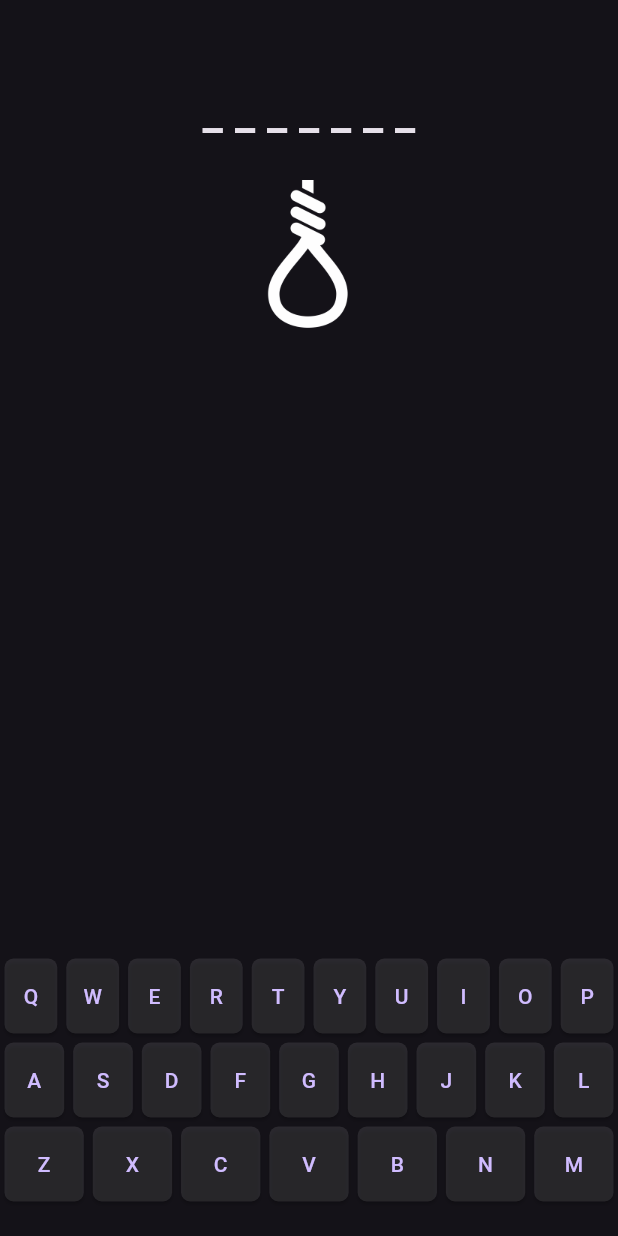
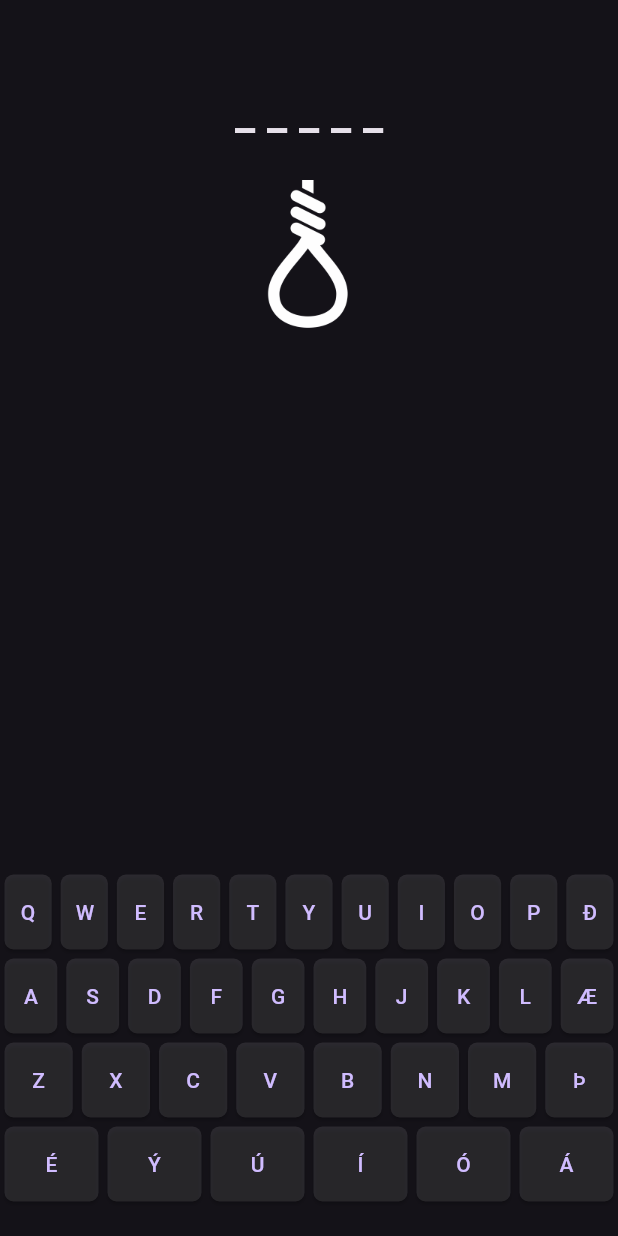
Before and after one commit to edvaldatli/hangman_app, a Flutter app: the screen it shows after launch, after a tap on "Start!", on a phone screen of 412 x 824 dp. Run offline on Flutter 3.47's test engine with Material 2 defaults, Android fonts, the phone set to English and light mode, and no system bars.

Commit message:
dart fix & added temporary icelandic characters

```diff
--- a/hangman_app/lib/main.dart
+++ b/hangman_app/lib/main.dart
@@ -10,7 +10,6 @@ void main() {
 class MyApp extends StatelessWidget {
   const MyApp({super.key});
 
-  // This widget is the root of your application.
   @override
   Widget build(BuildContext context) {
     return MaterialApp(
@@ -20,7 +19,7 @@ class MyApp extends StatelessWidget {
         useMaterial3: true,
         brightness: Brightness.dark
       ),
-      home: HomeView(initialDifficulty: DifficultyLevel.Intermediate, initialLanguage: Language.English)
+      home: const HomeView(initialDifficulty: DifficultyLevel.Intermediate, initialLanguage: Language.Icelandic)
     );
   }
 }
--- a/hangman_app/lib/views/hangman.dart
+++ b/hangman_app/lib/views/hangman.dart
@@ -7,20 +7,20 @@ import 'package:hangman_app/models/difficulties_model.dart';
 import 'package:hangman_app/models/words_model.dart';
 import 'package:hangman_app/widgets/hangman/game_display.dart';
 import 'package:hangman_app/widgets/hangman/game_logic.dart';
-import 'package:hangman_app/widgets/hangman/hangmanFigure.dart';
+import 'package:hangman_app/widgets/hangman/hangman_figure.dart';
 
 class HangmanView extends StatefulWidget {
   final Language language;
   final DifficultyLevel difficulty;
 
-  HangmanView({Key? key, required this.language, required this.difficulty})
+  const HangmanView({Key? key, required this.language, required this.difficulty})
       : super(key: key);
 
   @override
-  _HangmanViewState createState() => _HangmanViewState();
+  HangmanViewState createState() => HangmanViewState();
 }
 
-class _HangmanViewState extends State<HangmanView> {
+class HangmanViewState extends State<HangmanView> {
   late GameLogic gameLogic;
   late String displayWord = gameLogic.getDisplayWord();
 
@@ -54,7 +54,7 @@ class _HangmanViewState extends State<HangmanView> {
             child: Column(
               children: [
                 GameDisplay(displayWord: displayWord),
-                HangmanFigure(lives: 0),
+                const HangmanFigure(lives: 0),
               ],
             )),
 
@@ -63,7 +63,7 @@ class _HangmanViewState extends State<HangmanView> {
               language: widget.language.name,
               onKeyPress: handleKeyPress,
           ),
-          SizedBox(height: 20,)
+          const SizedBox(height: 20,)
         ],
       ),
     );
--- a/hangman_app/lib/views/home.dart
+++ b/hangman_app/lib/views/home.dart
@@ -11,13 +11,14 @@ class HomeView extends StatefulWidget {
 
   @override
   State<StatefulWidget> createState() => HomeViewState();
-  HomeView({required this.initialDifficulty, required this.initialLanguage});
+  const HomeView({super.key, required this.initialDifficulty, required this.initialLanguage});
 }
 
 class HomeViewState extends State<HomeView> {
   late DifficultyLevel currentDifficulty;
   late Language currentLanguage;
 
+  @override
   void initState() {
     super.initState();
     currentDifficulty = widget.initialDifficulty;
@@ -62,7 +63,7 @@ class HomeViewState extends State<HomeView> {
           StartButton(),
           const SizedBox(height: 20),
           ChangeDifficultyButton(context),
-          SizedBox(height: 5),
+          const SizedBox(height: 5),
           ChangeLanguageButton(context)
         ],
       ),
--- a/hangman_app/lib/widgets/hangman/game_display.dart
+++ b/hangman_app/lib/widgets/hangman/game_display.dart
@@ -8,7 +8,7 @@ class GameDisplay extends StatelessWidget {
   @override
   Widget build(BuildContext context) {
     return Container(
-      margin: EdgeInsets.fromLTRB(0, 50, 0, 20),
+      margin: const EdgeInsets.fromLTRB(0, 50, 0, 20),
       height: 50,
       alignment: Alignment.center,
       child: Text(
--- a/hangman_app/lib/widgets/hangman/game_logic.dart
+++ b/hangman_app/lib/widgets/hangman/game_logic.dart
@@ -7,9 +7,10 @@ class GameLogic {
   late Set<String> guessedLetters;
   late List<String> displayWord;
 
-  // The current language and difficulty of the game
   String language;
   DifficultyLevel difficulty;
+
+  // Todo: Add icelandic characters to be associated with the "same" character
 
   GameLogic(this.language, this.difficulty, String word) {
     gameWord = word.split('');
--- a/hangman_app/lib/widgets/hangman/hangmanFigure.dart
+++ b/hangman_app/lib/widgets/hangman/hangman_figure.dart
@@ -3,7 +3,7 @@ import 'package:flutter/material.dart';
 class HangmanFigure extends StatelessWidget {
   final int lives;
 
-  HangmanFigure({super.key, required this.lives});
+  const HangmanFigure({super.key, required this.lives});
 
   @override
   Widget build(BuildContext context) {
--- a/hangman_app/lib/widgets/hangman/keyboard.dart
+++ b/hangman_app/lib/widgets/hangman/keyboard.dart
@@ -9,10 +9,13 @@ final Map<String, List<List<String>>> keyboardLayouts = {
   'Icelandic': [
     ['Q', 'W', 'E', 'R', 'T', 'Y', 'U', 'I', 'O', 'P', 'Ð'],
     ['A', 'S', 'D', 'F', 'G', 'H', 'J', 'K', 'L', 'Æ'],
-      ['Z', 'X', 'C', 'V', 'B', 'N', 'M', 'Þ']
+    ['Z', 'X', 'C', 'V', 'B', 'N', 'M', 'Þ'],
+    ['É', 'Ý', 'Ú', 'Í', 'Ó', 'Á'],
+
   ],
-    'IcelandicExtra':[
+  'IcelandicExtra': [
     ['É', 'Ý', 'Ú', 'Í', 'Ó', 'Á'],
+    ['Back']
   ]
 };
 
@@ -20,7 +23,8 @@ class OnScreenKeyboard extends StatefulWidget {
   final String language;
   final bool Function(String key) onKeyPress;
 
-  OnScreenKeyboard({Key? key, required this.language, required this.onKeyPress})
+  const OnScreenKeyboard(
+      {Key? key, required this.language, required this.onKeyPress})
       : super(key: key);
 
   @override
@@ -28,6 +32,7 @@ class OnScreenKeyboard extends StatefulWidget {
 }
 
 class OnScreenKeyboardState extends State<OnScreenKeyboard> {
+
   Map<String, Color> keyColors = {};
 
   bool handleKeyPress(String key) {
@@ -37,8 +42,6 @@ class OnScreenKeyboardState extends State<OnScreenKeyboard> {
     });
     return isCorrect;
   }
-
-  // !TODO SWITCH TO EXTRA CHARACTERS KEYBOARD
 
   @override
   Widget build(BuildContext context) {
@@ -51,12 +54,10 @@ class OnScreenKeyboardState extends State<OnScreenKeyboard> {
                 mainAxisAlignment: MainAxisAlignment.spaceAround,
                 children: row.map((key) {
                   return Flexible(
-                    child: Container(
                     child: KeyboardKey(
                       singleKey: key,
                       color: keyColors[key] ?? Colors.white10,
                       onKeyPress: handleKeyPress,
-                      ),
                     ),
                   );
                 }).toList(),
@@ -88,7 +89,8 @@ class KeyboardKey extends StatelessWidget {
           onKeyPress(singleKey);
         },
         style: ButtonStyle(
-          padding: MaterialStatePropertyAll(EdgeInsets.symmetric(horizontal: 0, vertical: 15)),
+          padding: const MaterialStatePropertyAll(
+              EdgeInsets.symmetric(horizontal: 10, vertical: 15)),
           backgroundColor: MaterialStatePropertyAll(color),
           shape: MaterialStatePropertyAll(
             RoundedRectangleBorder(
```
Lines whose indentation alone changed are shown as unchanged.
